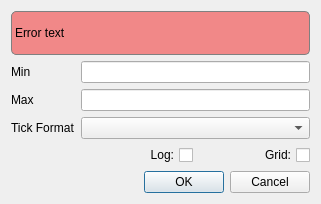
Old version of the form qt/applications/workbench/workbench/plotting/axiseditor.ui in the repository mantidproject/mantid.
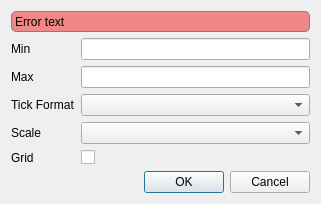
New version of the form.

Commit message: change position of grid checkbox

What changed in the file:
```diff
--- a/qt/applications/workbench/workbench/plotting/axiseditor.ui
+++ b/qt/applications/workbench/workbench/plotting/axiseditor.ui
@@ -43,7 +43,7 @@
    <item row="3" column="2">
     <widget class="QLineEdit" name="editor_min"/>
    </item>
-   <item row="7" column="2">
+   <item row="8" column="2">
     <widget class="QDialogButtonBox" name="buttonBox">
      <property name="orientation">
       <enum>Qt::Horizontal</enum>
@@ -56,29 +56,27 @@
    <item row="4" column="2">
     <widget class="QLineEdit" name="editor_max"/>
    </item>
+   <item row="6" column="1">
+    <widget class="QLabel" name="scaleLabel">
+     <property name="text">
+      <string>Scale</string>
+     </property>
+    </widget>
+   </item>
    <item row="6" column="2">
-    <layout class="QHBoxLayout" name="horizontalLayout">
-     <item>
-      <widget class="QCheckBox" name="logBox">
-       <property name="layoutDirection">
-        <enum>Qt::RightToLeft</enum>
-       </property>
+    <widget class="QComboBox" name="scaleBox">
+    </widget>
+   </item>
+   <item row="7" column="1">
+    <widget class="QLabel" name="gridLabel">
        <property name="text">
-        <string>Log:</string>
+      <string>Grid</string>
        </property>
       </widget>
      </item>
-     <item>
+   <item row="7" column="2">
       <widget class="QCheckBox" name="gridBox">
-       <property name="layoutDirection">
-        <enum>Qt::RightToLeft</enum>
-       </property>
-       <property name="text">
-        <string>Grid:</string>
-       </property>
-      </widget>
-     </item>
-    </layout>
+	</widget>
    </item>
    <item row="4" column="1">
     <widget class="QLabel" name="label_2">
```
Left out of the diff: 2 changed lines with no effect on the pictures. Lines whose indentation alone changed are shown as unchanged. The commit also changes 1 other file.
